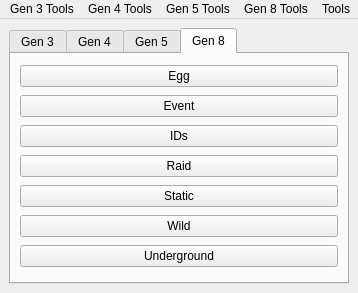
Admiral-Fish/PokeFinder, file Source/Form/MainWindow.ui: the form before one commit.
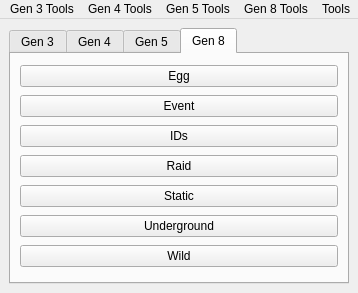
The form after the commit. The open tabs and pages were chosen to show the change. Icons and pictures are not drawn.

```diff
--- a/Source/Form/MainWindow.ui
+++ b/Source/Form/MainWindow.ui
@@ -163,10 +163,10 @@
           </property>
          </widget>
         </item>
-        <item row="5" column="0">
-         <widget class="QPushButton" name="pushButtonWild8">
+        <item row="2" column="0">
+         <widget class="QPushButton" name="pushButtonIDs8">
           <property name="text">
-           <string>Wild</string>
+           <string>IDs</string>
           </property>
          </widget>
         </item>
@@ -191,14 +191,14 @@
           </property>
          </widget>
         </item>
-        <item row="2" column="0">
-         <widget class="QPushButton" name="pushButtonIDs8">
-          <property name="text">
-           <string>IDs</string>
-          </property>
-         </widget>
-        </item>
         <item row="6" column="0">
+         <widget class="QPushButton" name="pushButtonWild8">
+          <property name="text">
+           <string>Wild</string>
+          </property>
+         </widget>
+        </item>
+        <item row="5" column="0">
          <widget class="QPushButton" name="pushButtonUnderground">
           <property name="text">
            <string>Underground</string>
```
Left out of the diff: 1 changed line with no effect on the pictures.
